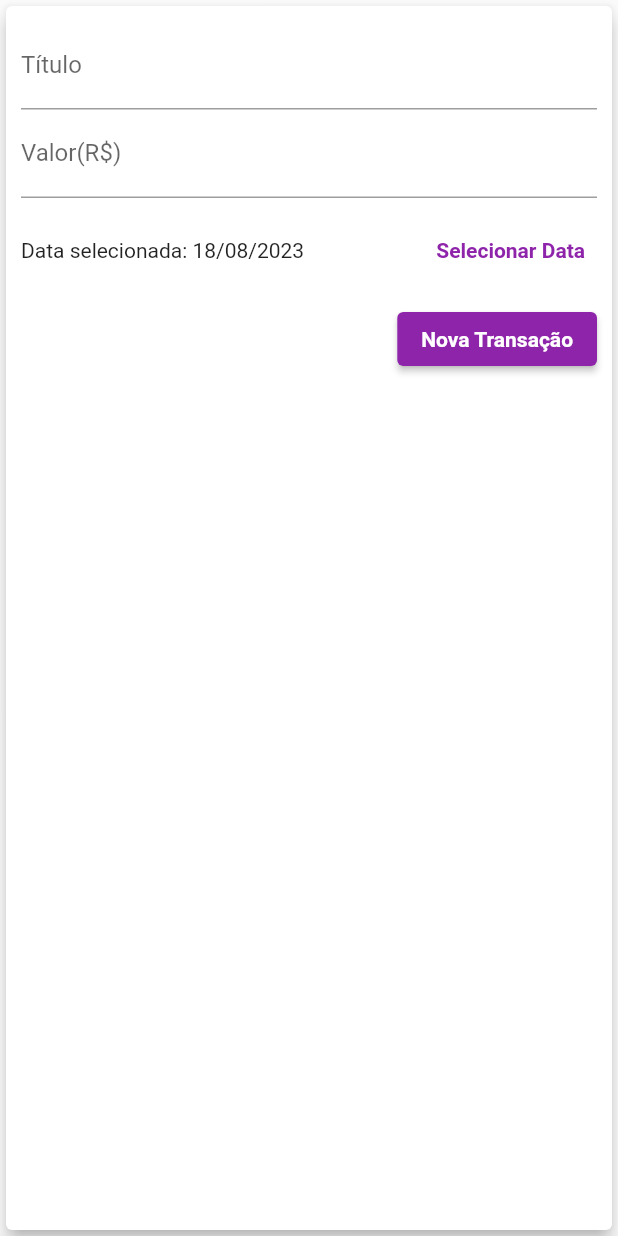
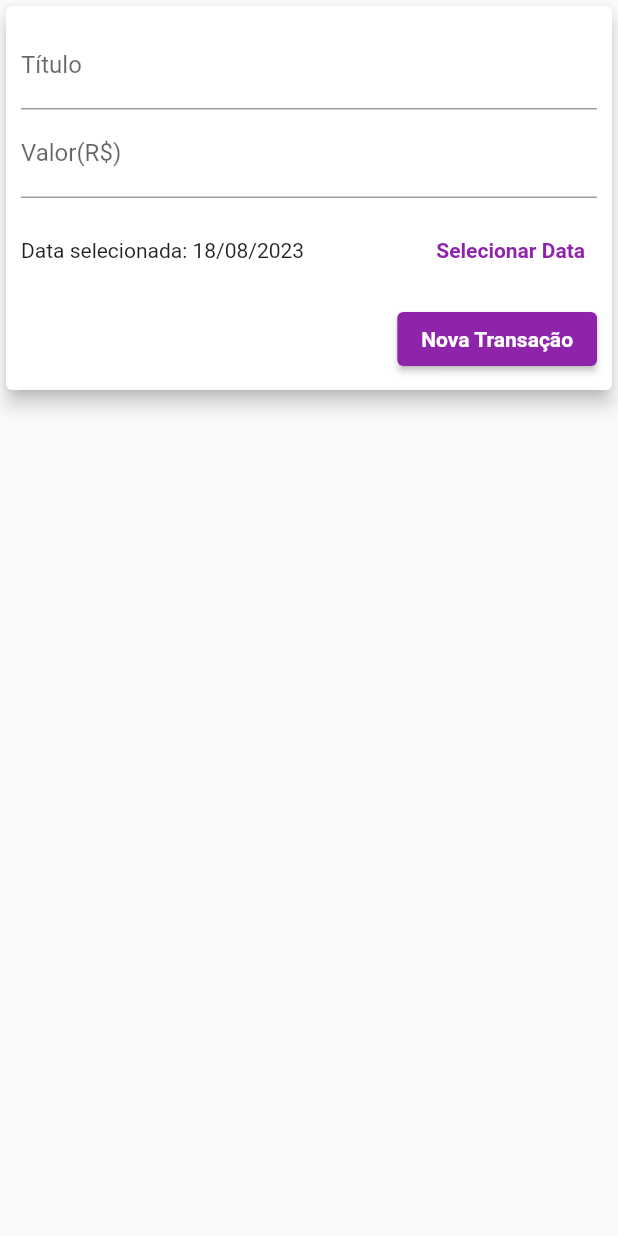
Before and after one commit to JuliaBianchi/curso_flutter, a Flutter app: the TransactionForm widget shown alone on an empty page, opened directly with empty values, on a phone screen of 412 x 824 dp. Run offline on Flutter 3.47's test engine with Material 2 defaults, Android fonts, the light colour scheme and no system bars; missing offline and left inert: dart:ffi.

Commit message:
feat: Ajustando formulário e gráfico.

```diff
--- a/expenses/lib/components/transaction_form.dart
+++ b/expenses/lib/components/transaction_form.dart
@@ -43,10 +43,16 @@ class _TransactionFormState extends State<TransactionForm> {
 
   @override
   Widget build(BuildContext context) {
-    return Card(
+    return SingleChildScrollView(
+      child: Card(
         elevation: 5,
         child: Padding(
-        padding: const EdgeInsets.all(10),
+          padding: EdgeInsets.only(
+            top: 10,
+            right: 10,
+            left: 10,
+            bottom: 10 + MediaQuery.of(context).viewInsets.bottom,
+          ),
           child: Column(
             children: [
               //tíulo da transação
@@ -80,7 +86,7 @@ class _TransactionFormState extends State<TransactionForm> {
                       ),
                     ),
                     TextButton(
-                    child:  Text(
+                      child: Text(
                         'Selecionar Data',
                         style: TextStyle(
                           fontWeight: FontWeight.bold,
@@ -111,6 +117,7 @@ class _TransactionFormState extends State<TransactionForm> {
             ],
           ),
         ),
+      ),
     );
   }
 }
--- a/expenses/lib/main.dart
+++ b/expenses/lib/main.dart
@@ -128,7 +128,7 @@ class _MyHomePageState extends State<MyHomePage> {
         child: Column(
           crossAxisAlignment: CrossAxisAlignment.stretch,
           children: [
-            if(isLandScape)
+              //if(isLandScape)
               // Row(
               //   mainAxisAlignment: MainAxisAlignment.center,
               //   children: [
```
Lines whose indentation alone changed are shown as unchanged.
